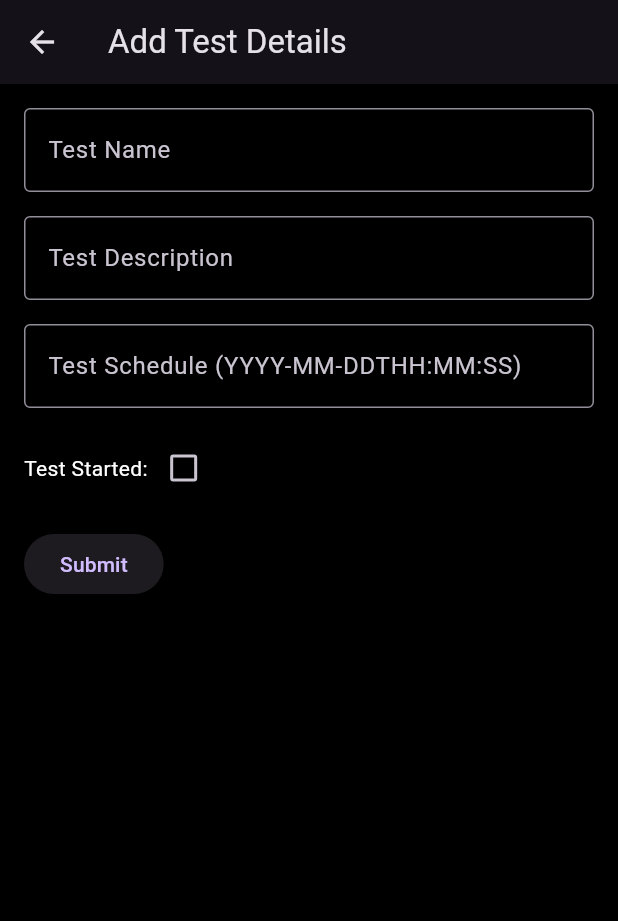
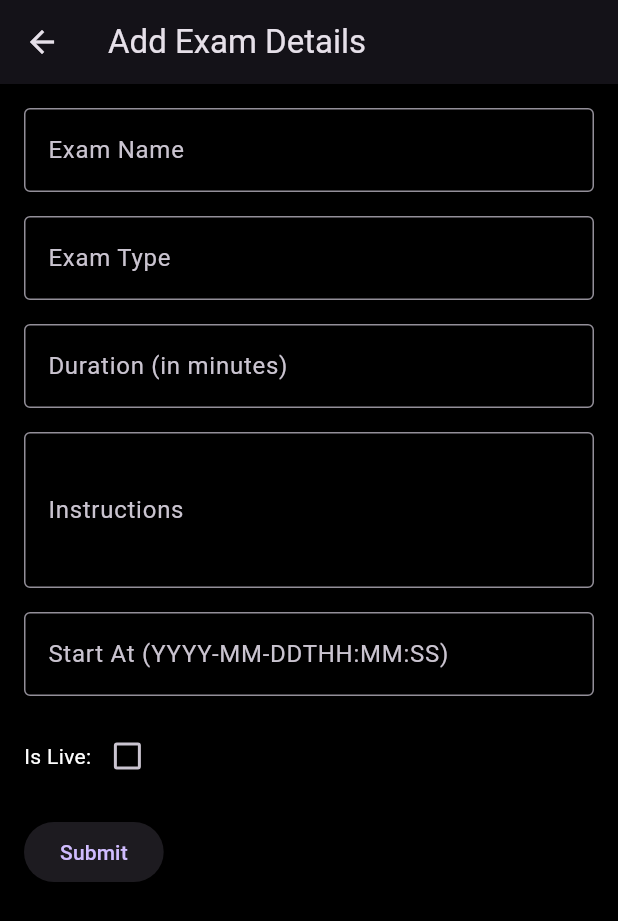
Before and after one commit to nayan1306/bigaze-controller, a Flutter app: the TestEntryPage screen opened directly, on a phone screen of 412 x 824 dp. Shown: the top 921 px of the screen. Run offline on Flutter 3.47's test engine with Material 3 defaults, Android fonts, the phone set to English and light mode, and no system bars; our stand-ins replace cloud_firestore, firebase_auth, firebase_core, firebase_messaging, google_sign_in, multi_select_flutter; missing offline and left inert: firebase_ui_auth; accounts and stored records are empty.

Commit message:
modified test entry page

```diff
--- a/lib/testentry.dart
+++ b/lib/testentry.dart
@@ -1,4 +1,5 @@
 import 'package:cloud_firestore/cloud_firestore.dart';
+import 'package:firebase_auth/firebase_auth.dart';
 import 'package:flutter/material.dart';
 
 class TestEntryPage extends StatefulWidget {
@@ -9,39 +10,72 @@ class TestEntryPage extends StatefulWidget {
 }
 
 class _TestEntryPageState extends State<TestEntryPage> {
-  final TextEditingController descriptionController = TextEditingController();
   final TextEditingController nameController = TextEditingController();
-  final TextEditingController scheduleController = TextEditingController();
+  final TextEditingController typeController = TextEditingController();
+  final TextEditingController durationController = TextEditingController();
+  final TextEditingController instructionsController = TextEditingController();
+  final TextEditingController startAtController = TextEditingController();
 
-  bool testStart = false;
+  bool isLive = false;
 
-  // Firestore instance
   final FirebaseFirestore _firestore = FirebaseFirestore.instance;
+  final FirebaseAuth _firebaseAuth = FirebaseAuth.instance;
 
-  // Function to add data to Firestore
-  Future<void> addTestData() async {
+  // Function to add exam data to Firestore
+  Future<void> addExamData() async {
+    final currentUser = _firebaseAuth.currentUser;
+
+    if (currentUser == null) {
+      ScaffoldMessenger.of(context).showSnackBar(
+        const SnackBar(content: Text('No user logged in!')),
+      );
+      return;
+    }
+
     try {
-      await _firestore.collection('examiner').add({
-        'testdescription': descriptionController.text,
-        'testname': nameController.text,
-        'testschedule':
-            Timestamp.fromDate(DateTime.parse(scheduleController.text)),
-        'teststart': testStart,
+      final userDoc = await _firestore
+          .collection('teacher')
+          .where('email', isEqualTo: currentUser.email)
+          .get();
+
+      if (userDoc.docs.isEmpty) {
+        ScaffoldMessenger.of(context).showSnackBar(
+          const SnackBar(content: Text('No teacher profile found!')),
+        );
+        return;
+      }
+
+      // Get the teacher's document ID
+      final teacherDocId = userDoc.docs.first.id;
+
+      // Add the exam data to the "exams" sub-collection
+      await _firestore
+          .collection('teacher')
+          .doc(teacherDocId)
+          .collection('exams')
+          .add({
+        'examName': nameController.text,
+        'examType': typeController.text,
+        'duration': int.tryParse(durationController.text) ?? 0,
+        'instructions': instructionsController.text,
+        'startAt': Timestamp.fromDate(DateTime.parse(
+            startAtController.text)), // Convert to Firestore Timestamp
+        'isLive': isLive, // Include isLive field
       });
+
       ScaffoldMessenger.of(context).showSnackBar(
-        const SnackBar(content: Text('Test data added successfully!')),
+        const SnackBar(content: Text('Exam added successfully!')),
       );
     } catch (e) {
       ScaffoldMessenger.of(context).showSnackBar(
-        SnackBar(content: Text('Error adding test data: $e')),
+        SnackBar(content: Text('Error adding exam data: $e')),
       );
     }
   }
 
   // Function to show the date and time picker
   Future<void> selectDateTime() async {
-    // Date Picker
-    DateTime? selectedDate = await showDatePicker(
+    final DateTime? selectedDate = await showDatePicker(
       context: context,
       initialDate: DateTime.now(),
       firstDate: DateTime(2000),
@@ -49,15 +83,13 @@ class _TestEntryPageState extends State<TestEntryPage> {
     );
 
     if (selectedDate != null) {
-      // Time Picker
-      TimeOfDay? selectedTime = await showTimePicker(
+      final TimeOfDay? selectedTime = await showTimePicker(
         context: context,
         initialTime: TimeOfDay.fromDateTime(DateTime.now()),
       );
 
       if (selectedTime != null) {
-        // Combine date and time into a single string
-        final DateTime combinedDateTime = DateTime(
+        final combinedDateTime = DateTime(
           selectedDate.year,
           selectedDate.month,
           selectedDate.day,
@@ -65,9 +97,7 @@ class _TestEntryPageState extends State<TestEntryPage> {
           selectedTime.minute,
         );
 
-        // Update the schedule controller with the selected date and time
-        scheduleController.text =
-            combinedDateTime.toIso8601String(); // ISO 8601 format
+        startAtController.text = combinedDateTime.toIso8601String();
       }
     }
   }
@@ -75,13 +105,10 @@ class _TestEntryPageState extends State<TestEntryPage> {
   @override
   Widget build(BuildContext context) {
     return Scaffold(
-      resizeToAvoidBottomInset:
-          true, // Ensures layout adjusts when keyboard appears
       appBar: AppBar(
-        title: const Text('Add Test Details'),
+        title: const Text('Add Exam Details'),
       ),
       body: SingleChildScrollView(
-        // Makes the entire body scrollable
         padding: const EdgeInsets.all(16.0),
         child: Column(
           crossAxisAlignment: CrossAxisAlignment.start,
@@ -89,38 +116,55 @@ class _TestEntryPageState extends State<TestEntryPage> {
             TextField(
               controller: nameController,
               decoration: const InputDecoration(
-                labelText: 'Test Name',
+                labelText: 'Exam Name',
                 border: OutlineInputBorder(),
               ),
             ),
             const SizedBox(height: 16),
             TextField(
-              controller: descriptionController,
+              controller: typeController,
               decoration: const InputDecoration(
-                labelText: 'Test Description',
+                labelText: 'Exam Type',
                 border: OutlineInputBorder(),
               ),
             ),
             const SizedBox(height: 16),
             TextField(
-              controller: scheduleController,
+              controller: durationController,
               decoration: const InputDecoration(
-                labelText: 'Test Schedule (YYYY-MM-DDTHH:MM:SS)',
+                labelText: 'Duration (in minutes)',
                 border: OutlineInputBorder(),
               ),
-              readOnly:
-                  true, // Makes the text field read-only since we use a picker
-              onTap: selectDateTime, // Trigger date and time picker when tapped
+              keyboardType: TextInputType.number,
+            ),
+            const SizedBox(height: 16),
+            TextField(
+              controller: instructionsController,
+              decoration: const InputDecoration(
+                labelText: 'Instructions',
+                border: OutlineInputBorder(),
+              ),
+              maxLines: 3,
+            ),
+            const SizedBox(height: 16),
+            TextField(
+              controller: startAtController,
+              decoration: const InputDecoration(
+                labelText: 'Start At (YYYY-MM-DDTHH:MM:SS)',
+                border: OutlineInputBorder(),
+              ),
+              readOnly: true,
+              onTap: selectDateTime,
             ),
             const SizedBox(height: 16),
             Row(
               children: [
-                const Text('Test Started:'),
+                const Text('Is Live:'),
                 Checkbox(
-                  value: testStart,
+                  value: isLive,
                   onChanged: (bool? value) {
                     setState(() {
-                      testStart = value ?? false;
+                      isLive = value ?? false;
                     });
                   },
                 ),
@@ -128,7 +172,7 @@ class _TestEntryPageState extends State<TestEntryPage> {
             ),
             const SizedBox(height: 16),
             ElevatedButton(
-              onPressed: addTestData,
+              onPressed: addExamData,
               child: const Text('Submit'),
             ),
           ],
```
